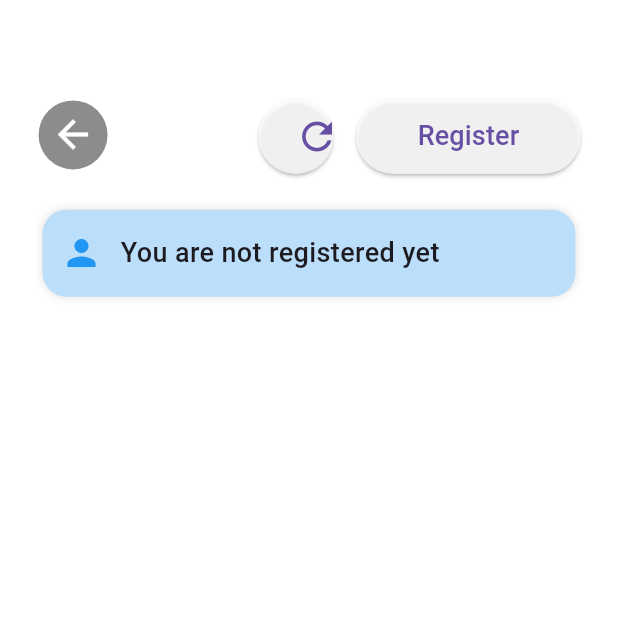
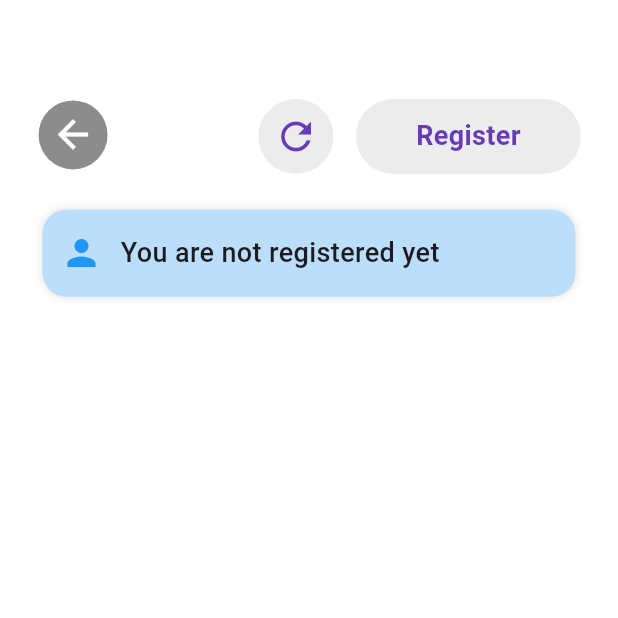
Before and after one commit to deepsleep-project/app, a Flutter app: the FriendPage screen opened directly, on a phone screen of 412 x 824 dp, the top half of it. Run offline on Flutter 3.47's test engine with Material 3 defaults, Android fonts, the phone set to English and light mode, and no system bars; our stand-ins replace fl_chart, localstorage; network calls fail.

Commit message:
fix: center refresh icon in friend page

```diff
--- a/lib/friend_page.dart
+++ b/lib/friend_page.dart
@@ -86,22 +86,23 @@ class _FriendPageState extends State<FriendPage> {
                 SizedBox(
                   width: 50,
                   height: 50,
-                  child: ElevatedButton(
+                  child: IconButton(
                     onPressed: _loadInitialUserState,
-                    style: ElevatedButton.styleFrom(
-                      backgroundColor: Colors.white.withAlpha(200),
+                    style: IconButton.styleFrom(
+                      foregroundColor: Colors.deepPurple,
+                      backgroundColor: Colors.grey.withAlpha(50),
                       shape: RoundedRectangleBorder(
                         borderRadius: BorderRadius.circular(30),
                       ),
                     ),
-                    child: Center(child: Icon(Icons.refresh, size: 30)),
+                    icon: Icon(Icons.refresh, size: 30),
                   ),
                 ), // Register button if username is not set, otherwise show add friend button
                 _userId.isEmpty
                     ? SizedBox(
                         width: 150,
                         height: 50,
-                        child: ElevatedButton(
+                        child: IconButton(
                           onPressed: () async {
                             String? newUsername = await showDialog<String>(
                               context: context,
@@ -143,15 +144,19 @@ class _FriendPageState extends State<FriendPage> {
                               }
                             }
                           },
-                          style: ElevatedButton.styleFrom(
-                            backgroundColor: Colors.white.withAlpha(200),
+                          style: IconButton.styleFrom(
+                            backgroundColor: Colors.grey.withAlpha(50),
                             shape: RoundedRectangleBorder(
                               borderRadius: BorderRadius.circular(30),
                             ),
                           ),
-                          child: Text(
+                          icon: Text(
                             "Register",
-                            style: const TextStyle(fontSize: 18),
+                            style: const TextStyle(
+                              fontSize: 18,
+                              fontWeight: FontWeight.bold,
+                              color: Colors.deepPurple,
+                            ),
                           ),
                         ),
                       )
@@ -159,7 +164,7 @@ class _FriendPageState extends State<FriendPage> {
                       SizedBox(
                         width: 150,
                         height: 50,
-                        child: ElevatedButton(
+                        child: IconButton(
                           onPressed: () async {
                             String? friendUsername = await showDialog<String>(
                               context: context,
@@ -209,15 +214,18 @@ class _FriendPageState extends State<FriendPage> {
                               }
                             }
                           },
-                          style: ElevatedButton.styleFrom(
-                            backgroundColor: Colors.white.withAlpha(200),
+                          style: IconButton.styleFrom(
+                            backgroundColor: Colors.grey.withAlpha(50),
                             shape: RoundedRectangleBorder(
                               borderRadius: BorderRadius.circular(30),
                             ),
                           ),
-                          child: Text(
+                          icon: Text(
                             "Add friend",
-                            style: const TextStyle(fontSize: 18),
+                            style: const TextStyle(
+                              fontSize: 18,
+                              color: Colors.deepPurple,
+                            ),
                           ),
                         ),
                       ),
--- a/lib/internet.dart
+++ b/lib/internet.dart
@@ -3,7 +3,7 @@ import 'package:drp_19/friend_request.dart';
 import 'package:http/http.dart' as http;
 import 'friend.dart';
 
-final String _serverURL = 'http://146.169.26.221:3000';
+final String _serverURL = 'http://146.169.26.180:3000';
 
 abstract class Internet {
   // Register a new user and return their UID
```
